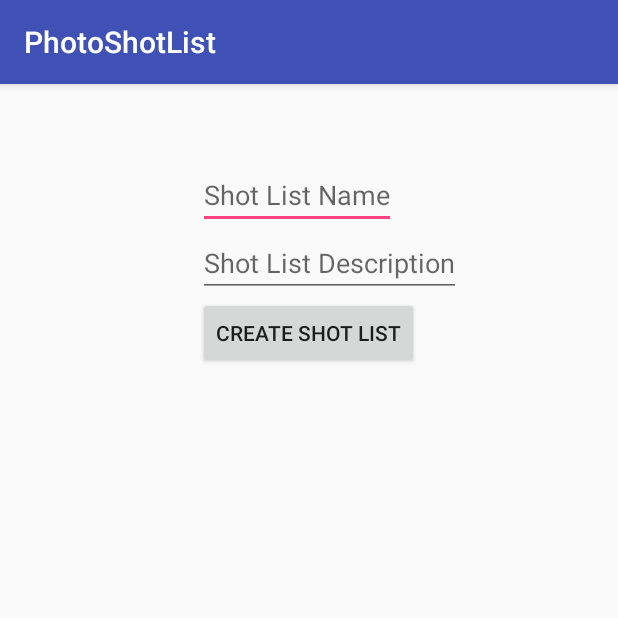
After one commit to riyaan/largodomachadoV2, an Android app: the NewShotListActivity screen opened directly, with no data from a screen before it, on a phone screen of 412 x 824 dp, the top half of it. The commit adds this screen. Run offline under Robolectric (Android 15) with nearby library versions, the phone set to English and light mode, and no system bars.

Commit message:
Added ShotList UI fields.

```diff
--- a/app/src/main/AndroidManifest.xml
+++ b/app/src/main/AndroidManifest.xml
@@ -17,7 +17,8 @@
         </activity>
         <activity android:name=".MainShotListActivity" />
         <activity android:name=".GridItemLayout" />
-        <activity android:name=".DetailsActivity"/>
+        <activity android:name=".DetailsActivity" />
+        <activity android:name=".NewShotListActivity"></activity>
     </application>
 
 </manifest>
--- /dev/null
+++ b/app/src/main/res/layout/activity_new_shot_list.xml
@@ -0,0 +1,55 @@
+<?xml version="1.0" encoding="utf-8"?>
+<RelativeLayout xmlns:android="http://schemas.android.com/apk/res/android"
+    xmlns:tools="http://schemas.android.com/tools"
+    android:layout_width="match_parent"
+    android:layout_height="match_parent"
+    android:paddingBottom="@dimen/activity_vertical_margin"
+    android:paddingLeft="@dimen/activity_horizontal_margin"
+    android:paddingRight="@dimen/activity_horizontal_margin"
+    android:paddingTop="@dimen/activity_vertical_margin"
+    tools:context="com.photoshotlist.NewShotListActivity">
+
+    <EditText
+        android:layout_width="wrap_content"
+        android:layout_height="wrap_content"
+        android:id="@+id/editTextShotListName"
+        android:enabled="true"
+        android:inputType="text"
+        android:hint="@string/hint_edittext_shotlist_name"
+        android:editable="true"
+        android:layout_marginTop="35dp"
+        android:layout_alignParentTop="true"
+        android:layout_alignLeft="@+id/buttonCreateShotList"
+        android:layout_alignStart="@+id/buttonCreateShotList" />
+
+    <Button
+        style="?android:attr/buttonStyleSmall"
+        android:layout_width="wrap_content"
+        android:layout_height="wrap_content"
+        android:id="@+id/buttonCreateShotList"
+        android:text="@string/button_create_shotlist"
+        android:onClick="onClickNewShotlist"
+        android:layout_below="@+id/editTextShotListDescription"
+        android:layout_centerHorizontal="true" />
+
+    <TextView
+        android:layout_width="fill_parent"
+        android:layout_height="wrap_content"
+        android:textAppearance="?android:attr/textAppearanceLarge"
+        android:id="@+id/textViewErrorMessage"
+        android:textAlignment="center"
+        android:layout_centerVertical="true"
+        android:layout_centerHorizontal="true" />
+
+    <EditText
+        android:layout_width="wrap_content"
+        android:layout_height="wrap_content"
+        android:id="@+id/editTextShotListDescription"
+        android:enabled="true"
+        android:inputType="text"
+        android:hint="@string/hint_edittext_shotlist_description"
+        android:editable="true"
+        android:layout_below="@+id/editTextShotListName"
+        android:layout_alignLeft="@+id/editTextShotListName"
+        android:layout_alignStart="@+id/editTextShotListName" />
+</RelativeLayout>
--- a/app/src/main/res/values/strings.xml
+++ b/app/src/main/res/values/strings.xml
@@ -2,4 +2,7 @@
     <string name="app_name">PhotoShotList</string>
     <string name="button_add_category">Random Category</string>
     <string name="button_new_shotlist">Shot Lists</string>
+    <string name="hint_edittext_shotlist_name">Shot List Name</string>
+    <string name="hint_edittext_shotlist_description">Shot List Description</string>
+    <string name="button_create_shotlist">Create Shot List</string>
 </resources>
--- a/photoshotlist.dal/src/main/java/com/photoshotlist/dal/PSLDatabaseHelper.java
+++ b/photoshotlist.dal/src/main/java/com/photoshotlist/dal/PSLDatabaseHelper.java
@@ -55,7 +55,7 @@ public class PSLDatabaseHelper extends SQLiteOpenHelper {
     }
 
     private void updateMyDatabase(SQLiteDatabase db, int oldVersion, int newVersion){
-        if(oldVersion < 2){
+        //if(oldVersion < 2){
 
             db.execSQL(CREATE_TABLE_CATEGORY);
 
@@ -148,7 +148,7 @@ public class PSLDatabaseHelper extends SQLiteOpenHelper {
             InsertRule(db, "Orientation", "", 1);
 
             db.execSQL(CREATE_TABLE_SHOTLIST);
-        }
+        //}
 
         if(oldVersion < 3){
             // code to add the new DB structure
```
Also changed, not shown: app/src/main/java/com/photoshotlist/MainActivity.java (+9 -2 lines), app/src/main/java/com/photoshotlist/NewShotListActivity.java (added, +53 -0 lines).
